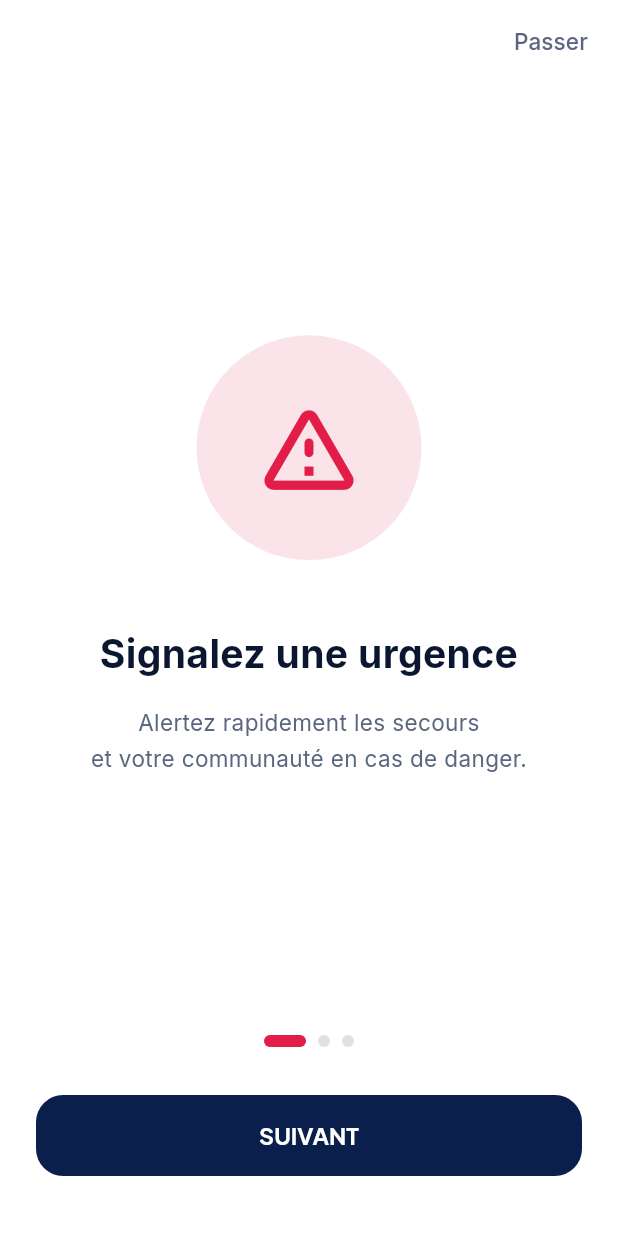
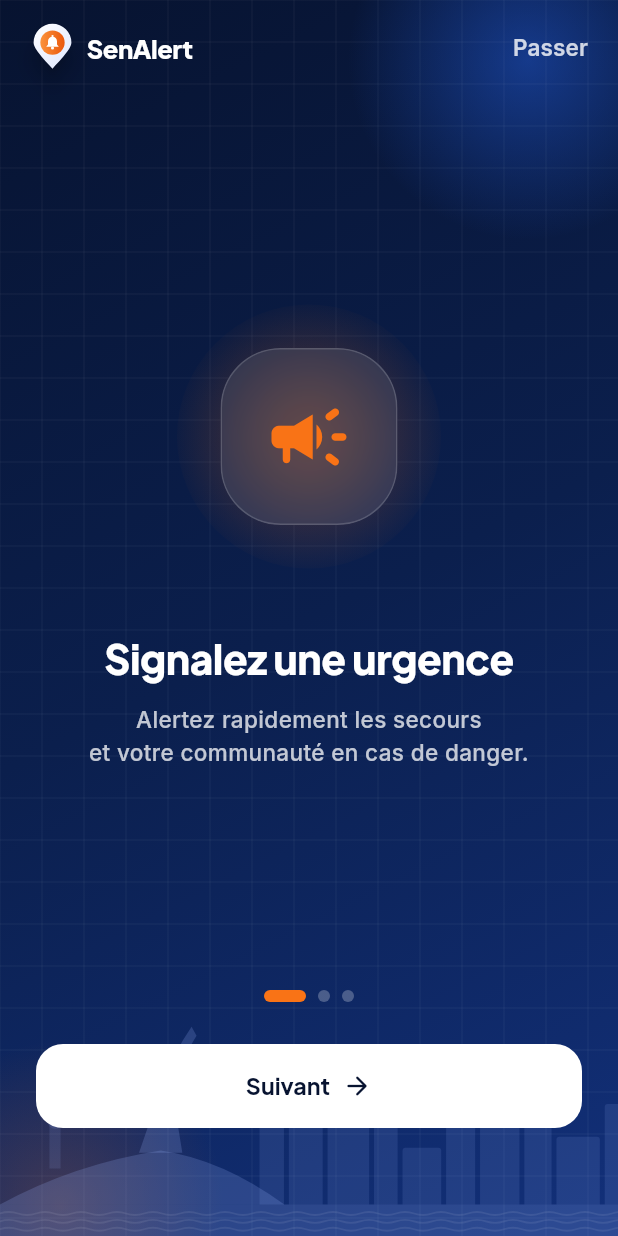
Before and after one commit to massouda-dieng/senalert, a Flutter app: the screen it shows after launch, on a phone screen of 412 x 824 dp. Run offline on Flutter 3.47's test engine with Material 3 defaults, Android fonts, the phone set to English and light mode, and no system bars; our stand-ins replace audioplayers, dio, firebase_core, firebase_messaging, flutter_map, flutter_secure_storage and 7 more; accounts and stored records are empty.

Commit message:
design: splash et onboarding

```diff
--- a/mobile/lib/features/onboarding/onboarding_screen.dart
+++ b/mobile/lib/features/onboarding/onboarding_screen.dart
@@ -1,6 +1,7 @@
 import 'package:flutter/material.dart';
 import 'package:go_router/go_router.dart';
 import 'package:senalert_mobile/core/constants/app_colors.dart';
+import 'package:senalert_mobile/shared/widgets/sa_ui.dart';
 
 class OnboardingScreen extends StatefulWidget {
   const OnboardingScreen({super.key});
@@ -15,20 +16,20 @@ class _OnboardingScreenState extends State<OnboardingScreen> {
 
   final List<Map<String, dynamic>> _slides = [
     {
-      'icon': Icons.warning_amber_rounded,
-      'color': AppColors.danger,
+      'icon': Icons.campaign_rounded,
+      'color': AppColors.orange,
       'title': 'Signalez une urgence',
       'sub': 'Alertez rapidement les secours\net votre communauté en cas de danger.',
     },
     {
-      'icon': Icons.location_on,
-      'color': AppColors.info,
+      'icon': Icons.my_location_rounded,
+      'color': const Color(0xFF60A5FA),
       'title': 'Localisation en temps réel',
       'sub': 'Votre position GPS est automatiquement\ndétectée pour des secours rapides.',
     },
     {
-      'icon': Icons.shield,
-      'color': AppColors.success,
+      'icon': Icons.shield_rounded,
+      'color': const Color(0xFF34D399),
       'title': 'Ensemble, plus en sécurité',
       'sub': 'Rejoignez la communauté SenAlert\net protégez votre quartier.',
     },
@@ -42,23 +43,35 @@ class _OnboardingScreenState extends State<OnboardingScreen> {
 
   @override
   Widget build(BuildContext context) {
+    final last = _page == _slides.length - 1;
     return Scaffold(
-      backgroundColor: AppColors.white,
-      body: SafeArea(
+      backgroundColor: AppColors.navy900,
+      body: SaNightBackdrop(
+        child: Stack(
+          children: [
+            const Align(
+              alignment: Alignment.bottomCenter,
+              child: SaDakarSkyline(height: 150, color: Color(0x1F9DB7FF)),
+            ),
+            SafeArea(
               child: Column(
                 children: [
-            // Bouton passer
-            Align(
-              alignment: Alignment.topRight,
-              child: Padding(
-                padding: const EdgeInsets.only(right: 8, top: 4),
-                child: TextButton(
+                  // En-tête : logo + Passer
+                  Padding(
+                    padding: const EdgeInsets.fromLTRB(20, 8, 8, 0),
+                    child: Row(
+                      children: [
+                        const SaLogo(size: 30),
+                        const SizedBox(width: 8),
+                        Text('SenAlert', style: SaText.display(17, color: Colors.white)),
+                        const Spacer(),
+                        TextButton(
                           onPressed: () => context.go('/login'),
-                  child: const Text(
-                    'Passer',
-                    style: TextStyle(color: AppColors.textGrey, fontSize: 15),
+                          style: TextButton.styleFrom(minimumSize: const Size(64, 48)),
+                          child: Text('Passer',
+                              style: SaText.body(15, color: Colors.white.withOpacity(0.8), weight: FontWeight.w600)),
                         ),
-                ),
+                      ],
                     ),
                   ),
                   // Pages
@@ -69,43 +82,46 @@ class _OnboardingScreenState extends State<OnboardingScreen> {
                       itemCount: _slides.length,
                       itemBuilder: (_, i) {
                         final s = _slides[i];
+                        final color = s['color'] as Color;
                         return Padding(
                           padding: const EdgeInsets.symmetric(horizontal: 32),
                           child: Column(
                             mainAxisAlignment: MainAxisAlignment.center,
                             children: [
-                        Container(
-                          width: 150,
-                          height: 150,
+                              TweenAnimationBuilder<double>(
+                                key: ValueKey(i),
+                                tween: Tween(begin: 0.85, end: 1),
+                                duration: const Duration(milliseconds: 600),
+                                curve: Curves.easeOutBack,
+                                builder: (_, v, c) => Transform.scale(scale: v, child: c),
+                                child: Container(
+                                  width: 176,
+                                  height: 176,
                                   decoration: BoxDecoration(
-                            color: (s['color'] as Color).withOpacity(0.12),
                                     shape: BoxShape.circle,
+                                    gradient: RadialGradient(
+                                      colors: [color.withOpacity(0.35), color.withOpacity(0.02)],
                                     ),
-                          child: Icon(
-                            s['icon'] as IconData,
-                            size: 75,
-                            color: s['color'] as Color,
+                                  ),
+                                  alignment: Alignment.center,
+                                  child: SaGlass(
+                                    radius: 40,
+                                    padding: const EdgeInsets.all(28),
+                                    child: Icon(s['icon'] as IconData, size: 60, color: color),
+                                  ),
                                 ),
                               ),
                               const SizedBox(height: 44),
                               Text(
                                 s['title'] as String,
                                 textAlign: TextAlign.center,
-                          style: const TextStyle(
-                            fontSize: 26,
-                            fontWeight: FontWeight.bold,
-                            color: AppColors.textDark,
+                                style: SaText.display(27, color: Colors.white),
                               ),
-                        ),
-                        const SizedBox(height: 16),
+                              const SizedBox(height: 14),
                               Text(
                                 s['sub'] as String,
                                 textAlign: TextAlign.center,
-                          style: const TextStyle(
-                            fontSize: 15,
-                            color: AppColors.textGrey,
-                            height: 1.6,
-                          ),
+                                style: SaText.body(15, color: Colors.white.withOpacity(0.75)),
                               ),
                             ],
                           ),
@@ -123,19 +139,26 @@ class _OnboardingScreenState extends State<OnboardingScreen> {
                         width: _page == i ? 28 : 8,
                         height: 8,
                         decoration: BoxDecoration(
-                    color: _page == i ? AppColors.danger : Colors.grey.shade300,
+                          color: _page == i ? AppColors.orange : Colors.white.withOpacity(0.25),
                           borderRadius: BorderRadius.circular(4),
                         ),
                       );
                     }),
                   ),
-            const SizedBox(height: 32),
+                  const SizedBox(height: 28),
                   // Boutons
                   Padding(
                     padding: const EdgeInsets.symmetric(horizontal: 24),
                     child: Column(
                       children: [
-                  ElevatedButton(
+                        SizedBox(
+                          width: double.infinity,
+                          height: 56,
+                          child: ElevatedButton(
+                            style: ElevatedButton.styleFrom(
+                              backgroundColor: Colors.white,
+                              foregroundColor: AppColors.navy900,
+                            ),
                             onPressed: () {
                               if (_page < _slides.length - 1) {
                                 _ctrl.nextPage(
@@ -146,26 +169,36 @@ class _OnboardingScreenState extends State<OnboardingScreen> {
                                 context.go('/login');
                               }
                             },
-                    child: Text(
-                      _page < _slides.length - 1 ? 'SUIVANT' : 'COMMENCER',
+                            child: Row(
+                              mainAxisAlignment: MainAxisAlignment.center,
+                              children: [
+                                Text(last ? 'Commencer' : 'Suivant'),
+                                const SizedBox(width: 8),
+                                const Icon(Icons.arrow_forward_rounded, size: 20),
+                              ],
                             ),
                           ),
-                  const SizedBox(height: 12),
-                  if (_page == _slides.length - 1)
-                    TextButton(
-                      onPressed: () => context.go('/register'),
-                      child: const Text(
+                        ),
+                        const SizedBox(height: 8),
+                        AnimatedOpacity(
+                          duration: const Duration(milliseconds: 250),
+                          opacity: last ? 1 : 0,
+                          child: TextButton(
+                            onPressed: last ? () => context.go('/register') : null,
+                            style: TextButton.styleFrom(minimumSize: const Size(160, 48)),
+                            child: Text(
                               'Créer un compte',
-                        style: TextStyle(
-                          color: AppColors.danger,
-                          fontWeight: FontWeight.w600,
+                              style: SaText.body(15, color: const Color(0xFFFDBA74), weight: FontWeight.w700),
                             ),
                           ),
                         ),
                       ],
                     ),
                   ),
-            const SizedBox(height: 28),
+                  const SizedBox(height: 16),
+                ],
+              ),
+            ),
           ],
         ),
       ),
```
Also changed, not shown: mobile/lib/features/splash/splash_screen.dart (+40 -60 lines). Lines whose indentation alone changed are shown as unchanged.
